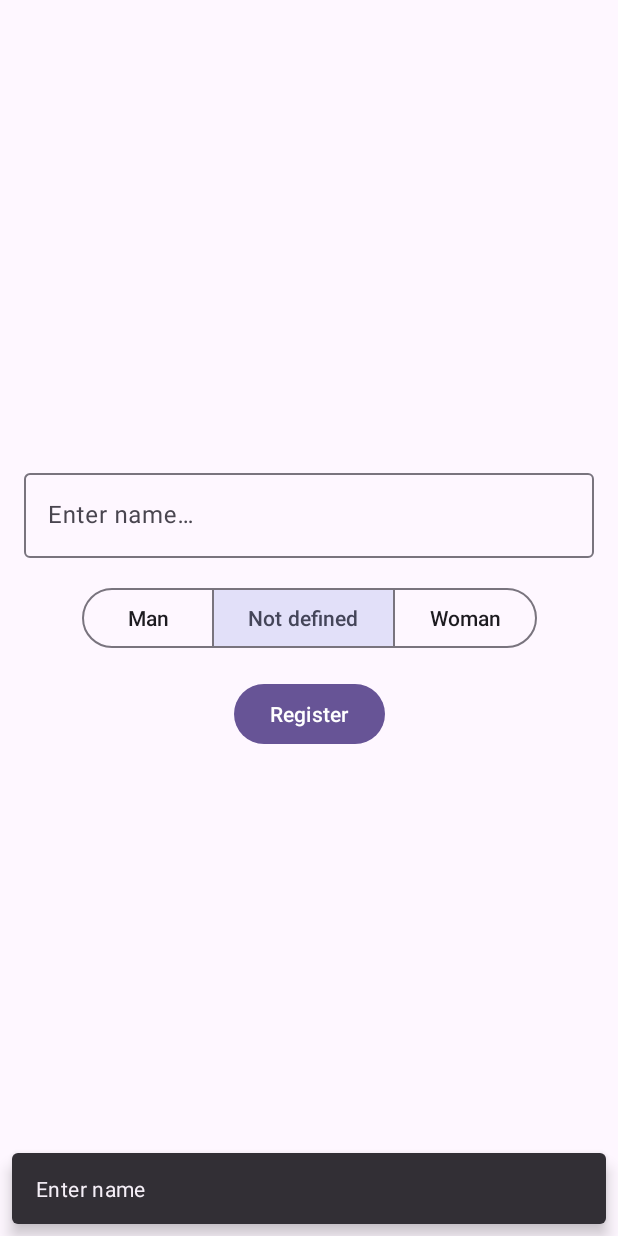
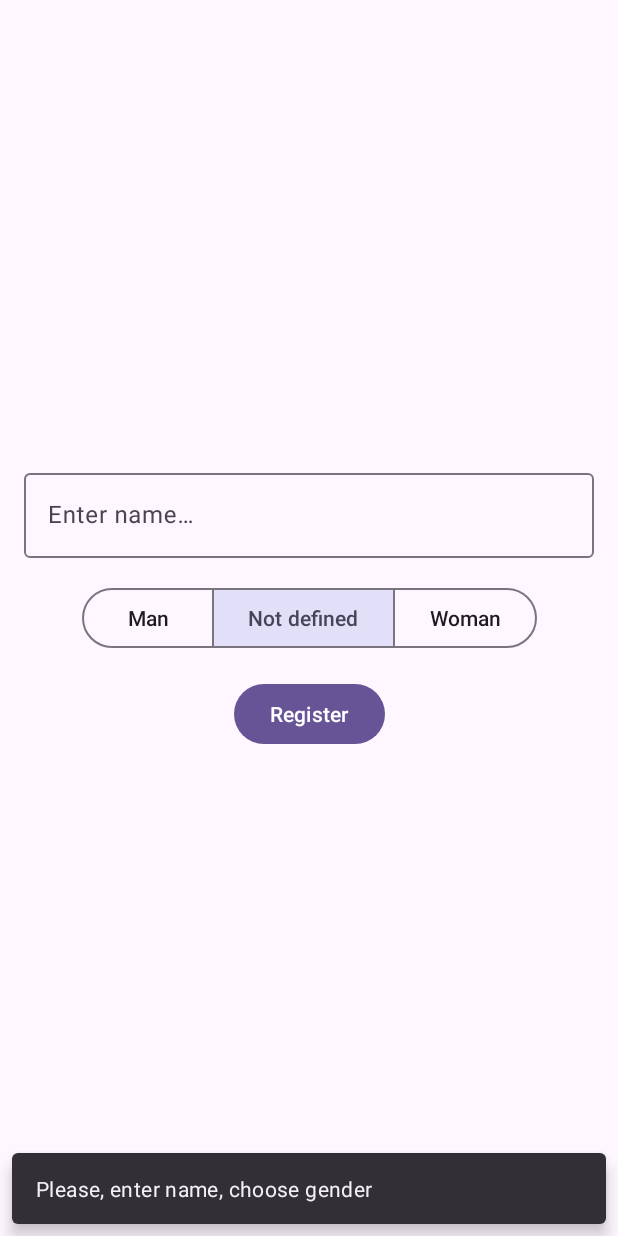
Before and after one commit to LenaDutova/Mobile-Android-App-Java, an Android app: the ReturningFragment screen opened through its navigation route, after a tap on "Register", on a phone screen of 412 x 824 dp. Run offline under Robolectric (Android 15) with nearby library versions, the phone set to English and light mode, and no system bars.

Commit message:
add text constant to empty args warnings

```diff
--- a/app/src/main/java/com/mobile/vedroid/java/SingleActivity.java
+++ b/app/src/main/java/com/mobile/vedroid/java/SingleActivity.java
@@ -1,6 +1,7 @@
 package com.mobile.vedroid.java;
 
 import android.os.Bundle;
+import android.view.View;
 import android.widget.Toast;
 
 import androidx.activity.EdgeToEdge;
@@ -10,16 +11,24 @@ import androidx.core.view.ViewCompat;
 import androidx.core.view.WindowInsetsCompat;
 
 import com.google.android.material.snackbar.Snackbar;
+import com.mobile.vedroid.java.databinding.ActivityBinding;
+
 public class SingleActivity
         extends AppCompatActivity {
+
+    private ActivityBinding binding;
 
     @Override
     protected void onCreate(Bundle savedInstanceState) {
         super.onCreate(savedInstanceState);
-        setContentView(R.layout.activity);
+        binding = ActivityBinding.inflate(getLayoutInflater());
+        View view = binding.getRoot();
+        setContentView(view);
+
+        /*setContentView(R.layout.activity);*/
 
         EdgeToEdge.enable(this); // reed https://developer.android.com/develop/ui/views/layout/edge-to-edge
-        ViewCompat.setOnApplyWindowInsetsListener(findViewById(R.id.main), (v, insets) -> {
+        ViewCompat.setOnApplyWindowInsetsListener(view, (v, insets) -> {
             Insets systemBars = insets.getInsets(WindowInsetsCompat.Type.systemBars());
             v.setPadding(systemBars.left, systemBars.top, systemBars.right, systemBars.bottom);
             return insets;
@@ -27,7 +36,7 @@ public class SingleActivity
     }
 
     public void showSnackBar (String message){
-        Snackbar.make(findViewById(R.id.nav_host_fragment), message, Snackbar.LENGTH_LONG).show();
+        Snackbar.make(binding.main, message, Snackbar.LENGTH_LONG).show();
     }
 
     public void showToast (String message){
--- a/app/src/main/java/com/mobile/vedroid/java/fragments/ReturningFragment.java
+++ b/app/src/main/java/com/mobile/vedroid/java/fragments/ReturningFragment.java
@@ -16,6 +16,7 @@ import com.google.android.material.snackbar.Snackbar;
 import com.google.android.material.textfield.TextInputEditText;
 
 import com.mobile.vedroid.java.R;
+import com.mobile.vedroid.java.SingleActivity;
 import com.mobile.vedroid.java.databinding.FragmentReturningBinding;
 import com.mobile.vedroid.java.model.Account;
 
@@ -46,19 +47,19 @@ public class ReturningFragment
             public void onClick(View view) {
                 debugging("Click from returning");
 
-                if (login.getText() == null || login.getText().toString().isBlank()) {
-                    Snackbar.make(view, "Enter name", Snackbar.LENGTH_LONG).show();
+                if (login.getText() != null && !login.getText().toString().isBlank()
+                        && toggle.getCheckedButtonId() != R.id.btn_not_defined) {
+                    var name = login.getText().toString();
+                    var sex = toggle.getCheckedButtonId() == R.id.btn_man;
+
+                    var action = ReturningFragmentDirections.actionScreenRegisterReturnStart();
+                    action.setACCOUNT(new Account(name, sex));
+                    Navigation.findNavController(view).navigate(action);
                 } else {
-                    if (toggle.getCheckedButtonId() == R.id.btn_not_defined) {
-                        Snackbar.make(view, "Choose gender", Snackbar.LENGTH_LONG).show();
-                    } else {
-                        var name = login.getText().toString();
-                        var sex = toggle.getCheckedButtonId() == R.id.btn_man;
-
-                        var action = ReturningFragmentDirections.actionScreenRegisterReturnStart();
-                        action.setACCOUNT(new Account(name, sex));
-                        Navigation.findNavController(view).navigate(action);
-                    }
+                    String warning = getString(R.string.text_please);
+                    if (login.getText() == null || login.getText().toString().isBlank()) warning += getString(R.string.text_no_name);
+                    if (toggle.getCheckedButtonId() == R.id.btn_not_defined) warning += getString(R.string.text_no_gender);
+                    ((SingleActivity) getActivity()).showSnackBar(warning);
                 }
             }
         });
--- a/app/src/main/res/values/strings.xml
+++ b/app/src/main/res/values/strings.xml
@@ -13,11 +13,13 @@
     <string name="toggle_not_defined">Not defined</string>
     <string name="toggle_woman">Woman</string>
 
-    <string name="text_no_data">No data</string>
-
     <string name="text_greeting">Welcome,</string>
     <string name="text_greeting_anonymous">Welcome, Anonymous!</string>
-
     <string name="text_mr">Mr.</string>
     <string name="text_mrs">Mrs.</string>
+
+    <string name="text_no_data">No data</string>
+    <string name="text_please">Please</string>
+    <string name="text_no_name">, enter name</string>
+    <string name="text_no_gender">, choose gender</string>
 </resources>
```
Also changed, not shown: 1 other file.
